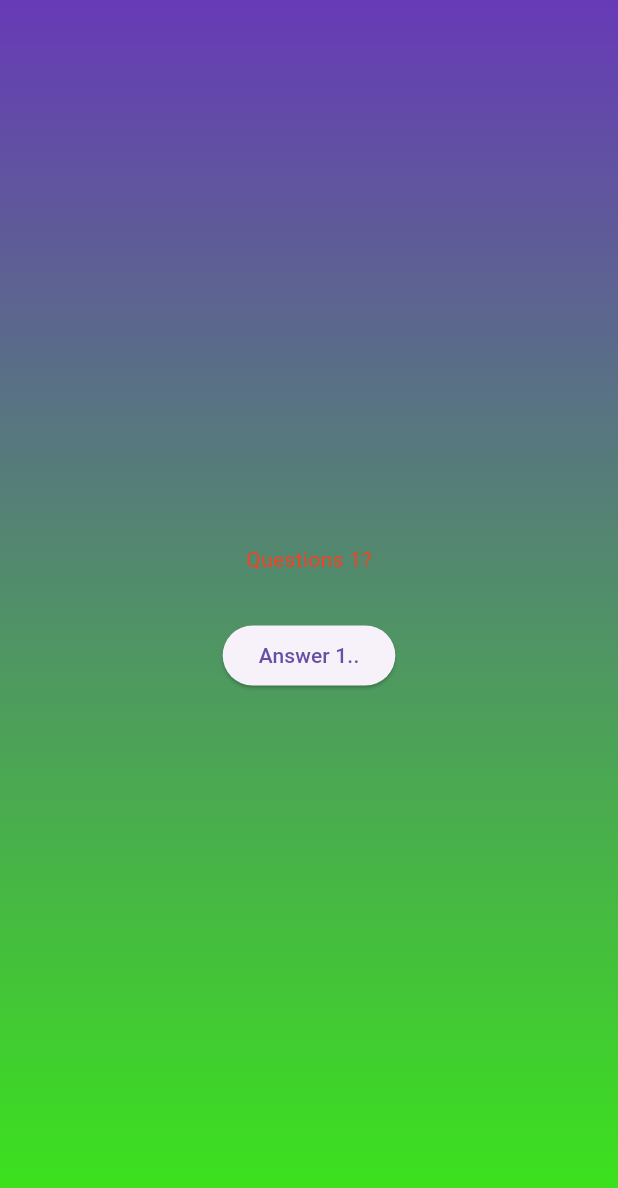
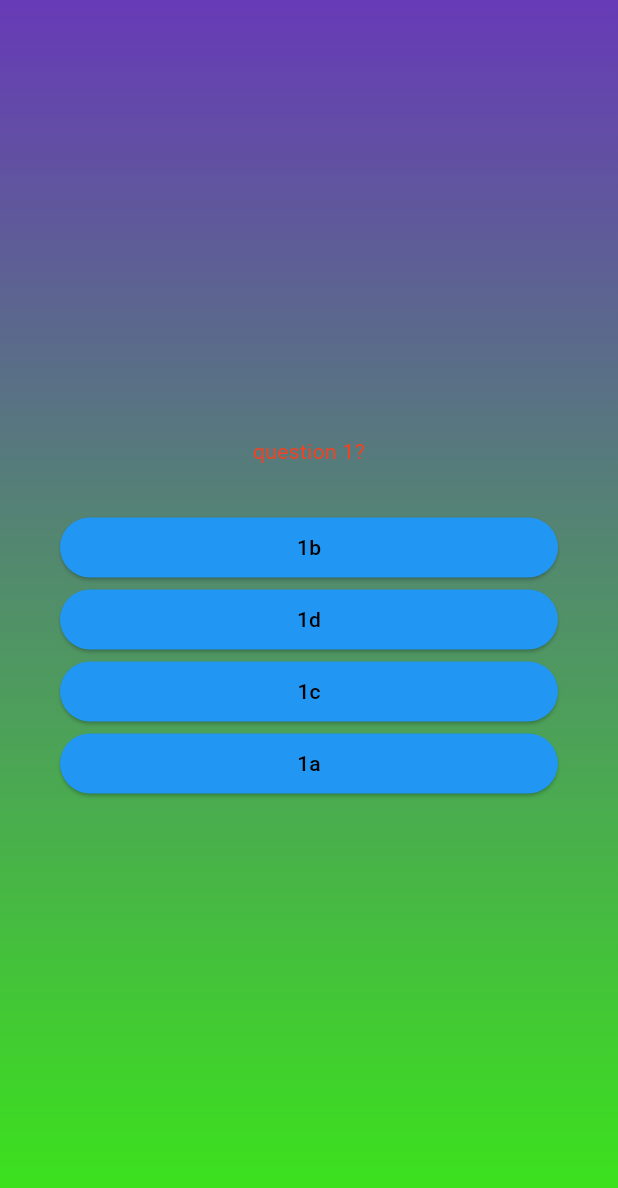
Before and after one commit to trandangduong/adv_app, a Flutter app: the screen it shows after launch, after a tap on "Start Quiz", on a phone screen of 412 x 824 dp. Shown: the top 1188 px of the screen. Run offline on Flutter 3.47's test engine with Material 3 defaults, Android fonts, the phone set to English and light mode, and no system bars.

Commit message:
74 lession

```diff
--- a/lib/answer_button.dart
+++ b/lib/answer_button.dart
@@ -1,16 +1,30 @@
 import 'package:flutter/material.dart';
 
 class AnswerButton extends StatelessWidget {
-  const AnswerButton(this.answerBut, this.onTap, {super.key});
-  final String answerBut;
+  const AnswerButton({
+    super.key,
+    required this.answerText,
+    required this.onTap,
+  });
+  final String answerText;
   final void Function() onTap;
 
   @override
   Widget build(BuildContext context) {
     return ElevatedButton(
       onPressed: onTap,
-      style: ElevatedButton.styleFrom(),
-      child: Text(answerBut),
+      style: ElevatedButton.styleFrom(
+        padding: const EdgeInsets.symmetric(
+          vertical: 10,
+          horizontal: 30,
+        ),
+        backgroundColor: Colors.blue,
+        foregroundColor: Colors.black,
+        shape: RoundedRectangleBorder(
+          borderRadius: BorderRadius.circular(40),
+        ),
+      ),
+      child: Text(answerText),
     );
   }
 }
--- a/lib/data/questions.dart
+++ b/lib/data/questions.dart
@@ -1,4 +1,4 @@
-import 'package:adv_app/lib/models2/quiz_ques.dart';
+import 'package:adv_app/models/quiz_question.dart';
 
 const questions = [
   QuizQuestion(
--- a/lib/models/quiz_question.dart
+++ b/lib/models/quiz_question.dart
@@ -3,4 +3,10 @@ class QuizQuestion {
 
   final String text;
   final List<String> answers;
+
+  List<String> getShuffledAns() {
+    final shuffledList = List.of(answers);
+    shuffledList.shuffle();
+    return shuffledList;
+  }
 }
--- /dev/null
+++ b/lib/note.dart
@@ -0,0 +1 @@
+//2-4-24
--- a/lib/questions.dart
+++ b/lib/questions.dart
@@ -1,5 +1,6 @@
 import 'package:flutter/material.dart';
 import 'package:adv_app/answer_button.dart';
+import 'package:adv_app/data/questions.dart';
 
 class Questions extends StatefulWidget {
   const Questions({super.key});
@@ -9,25 +10,38 @@ class Questions extends StatefulWidget {
 }
 
 class _QuestionsState extends State<Questions> {
+  var currentQuesIndex = 0;
+  void answerQues() {
+    setState(() {
+      if (currentQuesIndex <= questions.length) currentQuesIndex++;
+    });
+  }
+
   @override
   Widget build(context) {
+    final currentQues = questions[currentQuesIndex];
+
     return SizedBox(
       width: double.infinity,
+      child: Container(
+        margin: const EdgeInsets.all(40),
         child: Column(
           mainAxisAlignment: MainAxisAlignment.center,
+          crossAxisAlignment: CrossAxisAlignment.stretch,
           children: [
-          const Text(
-            'Questions 1?',
-            style: TextStyle(
+            Text(
+              currentQues.text,
+              style: const TextStyle(
                 color: Color.fromARGB(255, 243, 65, 33),
               ),
+              textAlign: TextAlign.center,
             ),
             const SizedBox(height: 30),
-          AnswerButton(
-            'Answer 1..',
-            () {},
+            ...currentQues.getShuffledAns().map((answer) {
+              return AnswerButton(answerText: answer, onTap: answerQues);
+            }),
+          ],
         ),
-        ],
       ),
     );
   }
```
Lines whose indentation alone changed are shown as unchanged.
